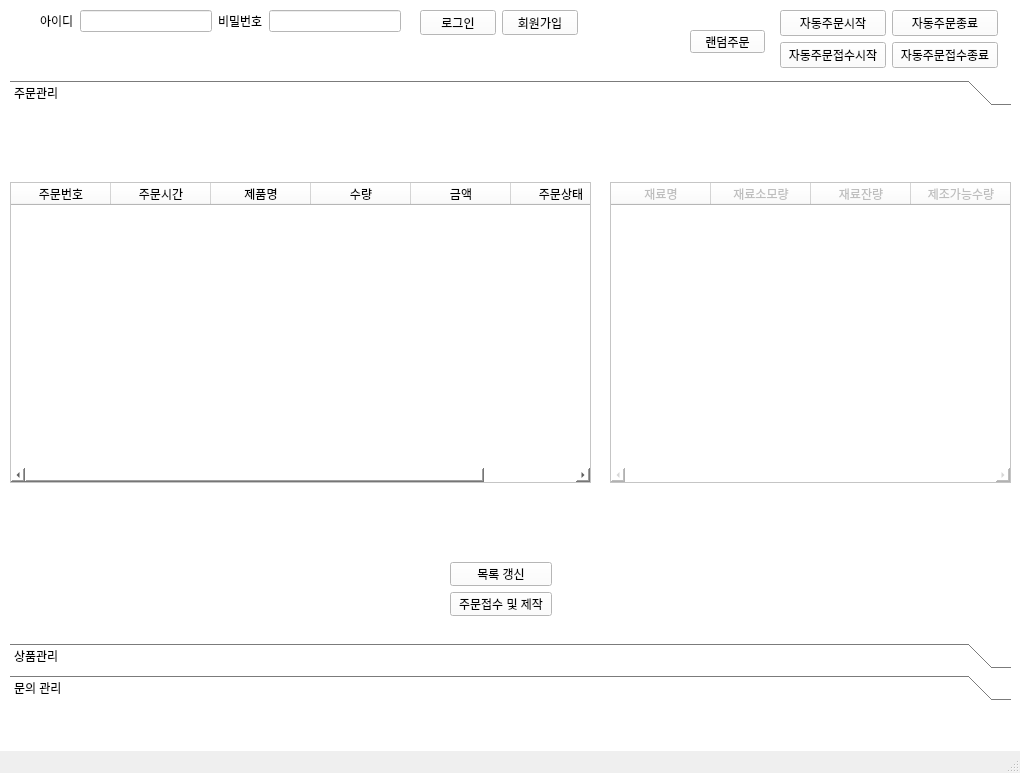
Qt form mainUI.ui (syarin03/smartstore) before a commit.
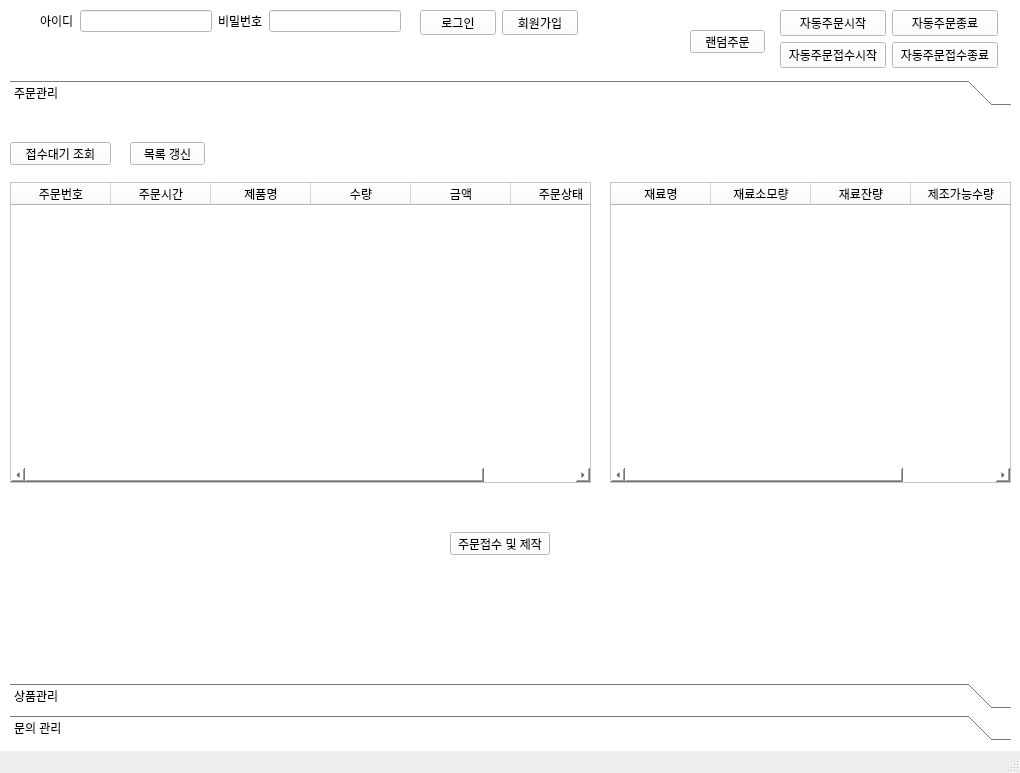
The same form after that commit. The open tabs and pages were chosen to show the change.

What changed in the file:
```diff
--- a/mainUI.ui
+++ b/mainUI.ui
@@ -169,7 +169,7 @@
         <x>10</x>
         <y>80</y>
         <width>1001</width>
-        <height>621</height>
+        <height>661</height>
        </rect>
       </property>
       <property name="currentIndex">
@@ -181,7 +181,7 @@
          <x>0</x>
          <y>0</y>
          <width>1001</width>
-         <height>543</height>
+         <height>583</height>
         </rect>
        </property>
        <attribute name="label">
@@ -231,9 +231,6 @@
         </column>
        </widget>
        <widget class="QTableWidget" name="table_order_management2">
-        <property name="enabled">
-         <bool>false</bool>
-        </property>
         <property name="geometry">
          <rect>
           <x>600</x>
@@ -263,31 +260,44 @@
          </property>
         </column>
        </widget>
-       <widget class="QWidget" name="layoutWidget">
+       <widget class="QPushButton" name="btn_order_list_view">
+        <property name="geometry">
+         <rect>
+          <x>120</x>
+          <y>30</y>
+          <width>75</width>
+          <height>23</height>
+         </rect>
+        </property>
+        <property name="text">
+         <string>목록 갱신</string>
+        </property>
+       </widget>
+       <widget class="QPushButton" name="btn_order_list_waitng_view">
+        <property name="geometry">
+         <rect>
+          <x>0</x>
+          <y>30</y>
+          <width>101</width>
+          <height>23</height>
+         </rect>
+        </property>
+        <property name="text">
+         <string>접수대기 조회</string>
+        </property>
+       </widget>
+       <widget class="QPushButton" name="btn_order_receipt">
         <property name="geometry">
          <rect>
           <x>440</x>
-          <y>450</y>
-          <width>102</width>
-          <height>54</height>
+          <y>420</y>
+          <width>100</width>
+          <height>23</height>
          </rect>
         </property>
-        <layout class="QVBoxLayout" name="verticalLayout_4">
-         <item>
-          <widget class="QPushButton" name="btn_order_management">
-           <property name="text">
-            <string>목록 갱신</string>
-           </property>
-          </widget>
-         </item>
-         <item>
-          <widget class="QPushButton" name="btn_order_receipt">
-           <property name="text">
-            <string>주문접수 및 제작</string>
-           </property>
-          </widget>
-         </item>
-        </layout>
+        <property name="text">
+         <string>주문접수 및 제작</string>
+        </property>
        </widget>
       </widget>
       <widget class="QWidget" name="page_3">
@@ -551,6 +561,32 @@
           </property>
          </column>
         </widget>
+        <widget class="QWidget" name="">
+         <property name="geometry">
+          <rect>
+           <x>310</x>
+           <y>130</y>
+           <width>181</width>
+           <height>111</height>
+          </rect>
+         </property>
+         <layout class="QVBoxLayout" name="verticalLayout_4">
+          <item>
+           <widget class="QLabel" name="label_prod_order">
+            <property name="text">
+             <string>주문 수량 : </string>
+            </property>
+           </widget>
+          </item>
+          <item>
+           <widget class="QLabel" name="label_prod_cnt">
+            <property name="text">
+             <string>제작 가능 수량 :</string>
+            </property>
+           </widget>
+          </item>
+         </layout>
+        </widget>
        </widget>
       </widget>
       <widget class="QWidget" name="page">
```
Left out of the diff: 30 changed lines with no effect on the pictures.
